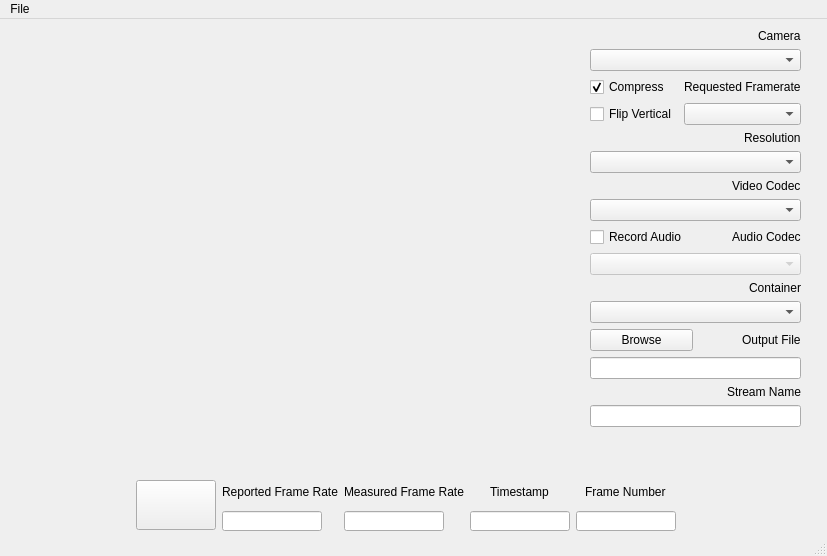
Before: the Qt Designer form Apps/VideoStream2/videoframe.ui in sccn/lsl_archived, drawn with Qt 5.
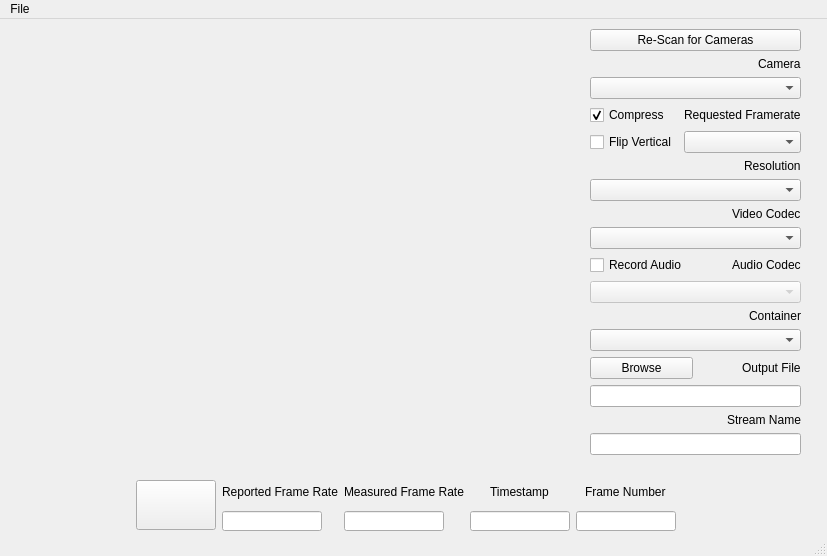
After: the same form once the commit is applied. Custom widgets are drawn as their Qt base class.

Patch:
```diff
--- a/Apps/VideoStream2/videoframe.ui
+++ b/Apps/VideoStream2/videoframe.ui
@@ -47,6 +47,13 @@
      </rect>
     </property>
     <layout class="QVBoxLayout" name="verticalLayout">
+     <item>
+      <widget class="QPushButton" name="bScanCameras">
+       <property name="text">
+        <string>Re-Scan for Cameras</string>
+       </property>
+      </widget>
+     </item>
      <item alignment="Qt::AlignRight">
       <widget class="QLabel" name="label">
        <property name="text">
```
